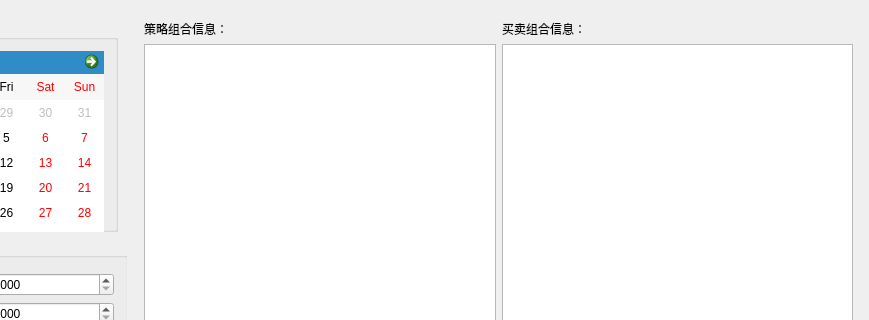
Before: the Qt Designer form widget.ui in lishengze/QT-study, drawn with Qt 5; both pictures show x 242 to 1111 and y 0 to 320 of the 1111 by 846 pixel window.
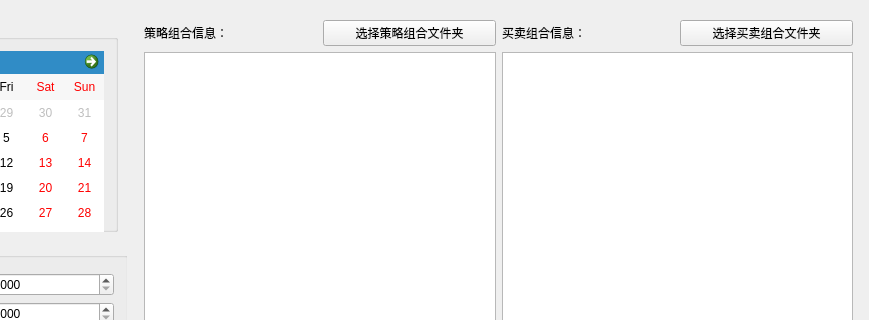
After: the same form once the commit is applied.

```diff
--- a/widget.ui
+++ b/widget.ui
@@ -307,6 +307,13 @@
         </property>
        </widget>
       </item>
+      <item>
+       <widget class="QPushButton" name="chooseStrategyDir_Button">
+        <property name="text">
+         <string>选择策略组合文件夹</string>
+        </property>
+       </widget>
+      </item>
       <item>
        <widget class="QLabel" name="strategy_label_2">
         <property name="minimumSize">
@@ -320,6 +327,13 @@
         </property>
        </widget>
       </item>
+      <item>
+       <widget class="QPushButton" name="choosePortfolioDir_Button">
+        <property name="text">
+         <string>选择买卖组合文件夹</string>
+        </property>
+       </widget>
+      </item>
      </layout>
     </item>
     <item>
```
Left out of the diff: 4 changed lines with no effect on the pictures.
